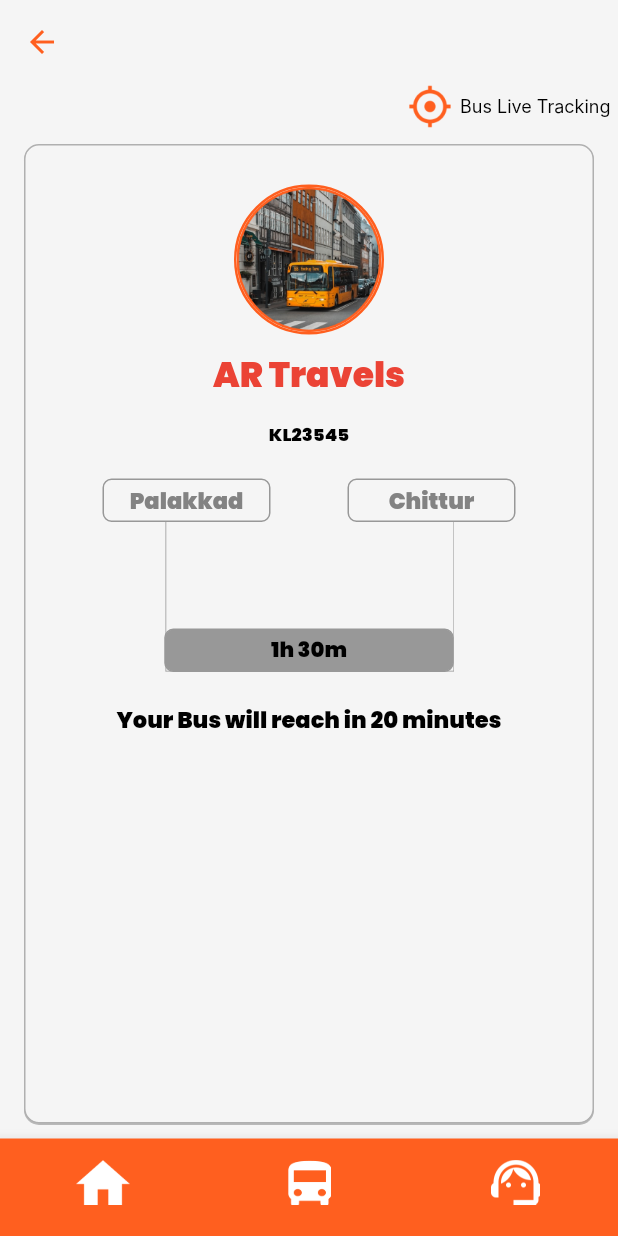
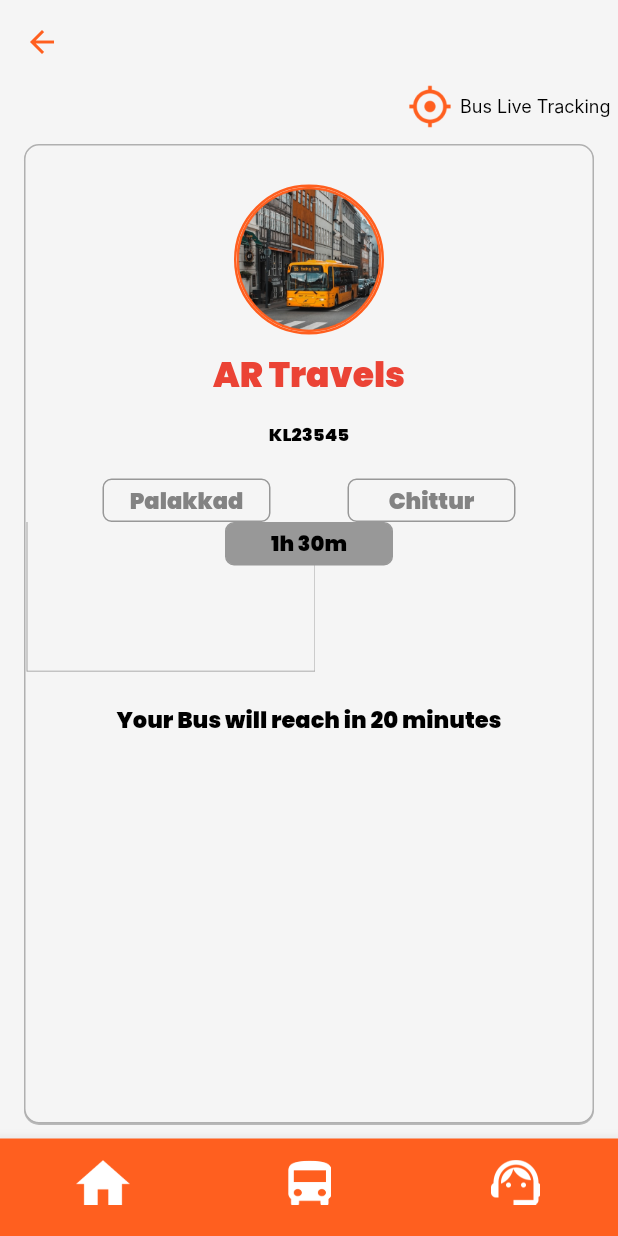
Before and after one commit to AbithaVishnu/Bustracking-User, a Flutter app: the AllDetails screen opened by its route, on a phone screen of 412 x 824 dp. Run offline on Flutter 3.47's test engine with Material 2 defaults, Android fonts, the phone set to English and light mode, and no system bars; our stand-ins replace get, hexcolor; Roboto replaces fonts that are missing (Inter).

Commit message:
all details

```diff
--- a/lib/View/All Details/All detailsa.dart
+++ b/lib/View/All Details/All detailsa.dart
@@ -174,7 +174,6 @@ class AllDetails extends StatelessWidget {
                                       ),
                                     ],
                                   ),
-
                                   Stack(
                                     children: [
                                       Image.asset(
@@ -183,10 +182,8 @@ class AllDetails extends StatelessWidget {
                                         height: 100,
                                         fit: BoxFit.fill,
                                       ),
-                                      Positioned(
-                                        bottom: 0,
-                                        left: 0,
-                                        right: 0,
+                                      Align(
+                                        alignment: Alignment.bottomCenter,
                                         child: Container(
                                           width: 112,
                                           height: 29,
@@ -210,6 +207,7 @@ class AllDetails extends StatelessWidget {
                                       ),
                                     ],
                                   ),
+
 
                                 ],
                               ),
```
